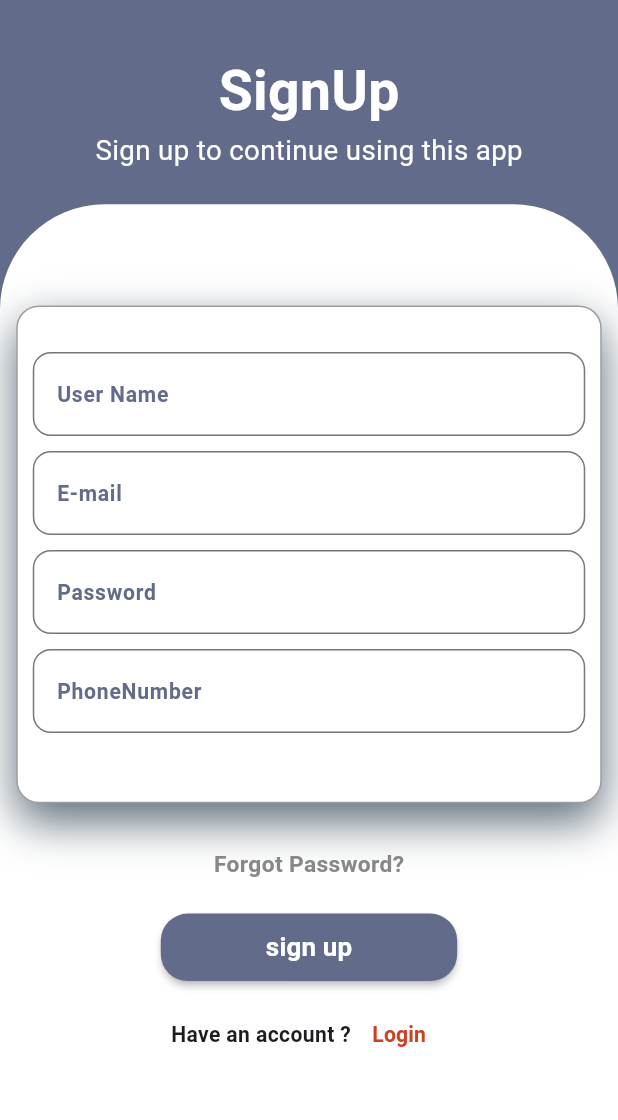
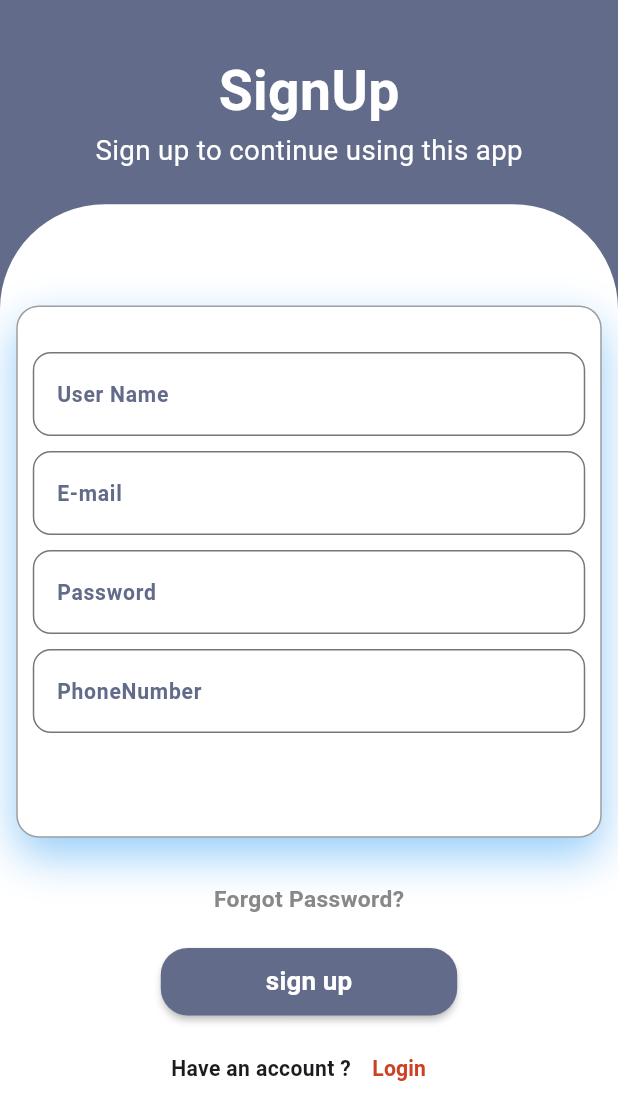
Before and after one commit to MirnaHasan/clothingapp, a Flutter app: the SignUpBody screen opened directly, on a phone screen of 412 x 824 dp. Shown: the top 1120 px of the screen. Run offline on Flutter 3.47's test engine with Material 3 defaults, Android fonts, the phone set to English and light mode, and no system bars; our stand-ins replace device_preview, firebase_auth, firebase_core, get, shared_preferences, smooth_page_indicator; accounts and stored records are empty.

Commit message:
some error solved

```diff
--- a/lib/View/widgets/signupbody.dart
+++ b/lib/View/widgets/signupbody.dart
@@ -97,14 +97,14 @@ class _SignUpBodyState extends State<SignUpBody> {
                                       blurRadius: 25,
                                       offset: const Offset(0, 12),
                                       color:
-                                          const Color.fromARGB(255, 27, 48, 65)
+                                          const Color.fromARGB(255, 105, 183, 247)
                                               .withOpacity(0.7),
                                     )
                                   ],
                                   color: Colors.white,
                                   border: Border.all(color: Colors.grey),
                                   borderRadius: BorderRadius.circular(15)),
-                              height: context.getHeight(290),
+                              height: context.getHeight(310),
                               width: context.getWidth(360),
                               child: Padding(
                                 padding: const EdgeInsets.only(
```
Also changed, not shown: 1 other file.
